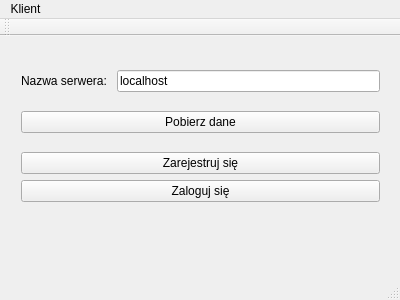
First picture: the form in client.ui, repository DariuszSzymczak/cppclient, before the edit.
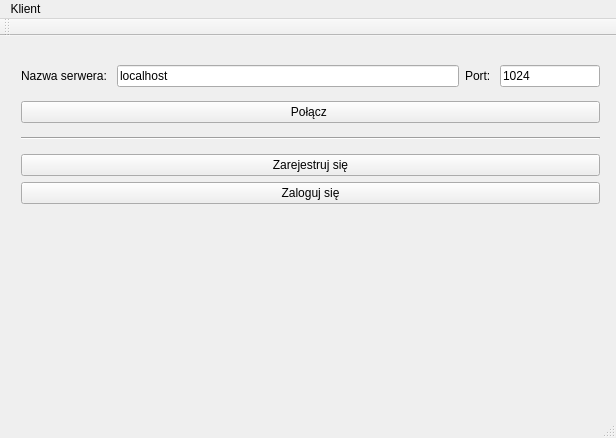
Second picture: the form after the edit. Icons and pictures are not drawn.

Commit message:
user port handling
+ user input for port
+ code refactored

The edit to the form file:
```diff
--- a/client.ui
+++ b/client.ui
@@ -6,8 +6,8 @@
    <rect>
     <x>0</x>
     <y>0</y>
-    <width>400</width>
-    <height>300</height>
+    <width>616</width>
+    <height>438</height>
    </rect>
   </property>
   <property name="windowTitle">
@@ -1273,7 +1273,7 @@
      <rect>
       <x>10</x>
       <y>10</y>
-      <width>381</width>
+      <width>601</width>
       <height>181</height>
      </rect>
     </property>
@@ -1294,6 +1294,29 @@
          </property>
         </widget>
        </item>
+       <item>
+        <widget class="QLabel" name="label_2">
+         <property name="text">
+          <string>Port: </string>
+         </property>
+        </widget>
+       </item>
+       <item>
+        <widget class="QLineEdit" name="server_port">
+         <property name="maximumSize">
+          <size>
+           <width>100</width>
+           <height>16777215</height>
+          </size>
+         </property>
+         <property name="text">
+          <string>1024</string>
+         </property>
+         <property name="maxLength">
+          <number>4</number>
+         </property>
+        </widget>
+       </item>
       </layout>
      </item>
      <item>
@@ -1301,12 +1324,19 @@
        <item>
         <widget class="QPushButton" name="downloadData">
          <property name="text">
-          <string>Pobierz dane</string>
+          <string>Połącz </string>
          </property>
         </widget>
        </item>
       </layout>
      </item>
+     <item>
+      <widget class="Line" name="line">
+       <property name="orientation">
+        <enum>Qt::Horizontal</enum>
+       </property>
+      </widget>
+     </item>
      <item>
       <layout class="QVBoxLayout" name="verticalLayout_2">
        <item>
@@ -1346,7 +1376,7 @@
     <rect>
      <x>0</x>
      <y>0</y>
-     <width>400</width>
+     <width>616</width>
      <height>25</height>
     </rect>
    </property>
```
Left out of the diff: 2 changed lines with no effect on the pictures. The commit also changes 8 other files.
